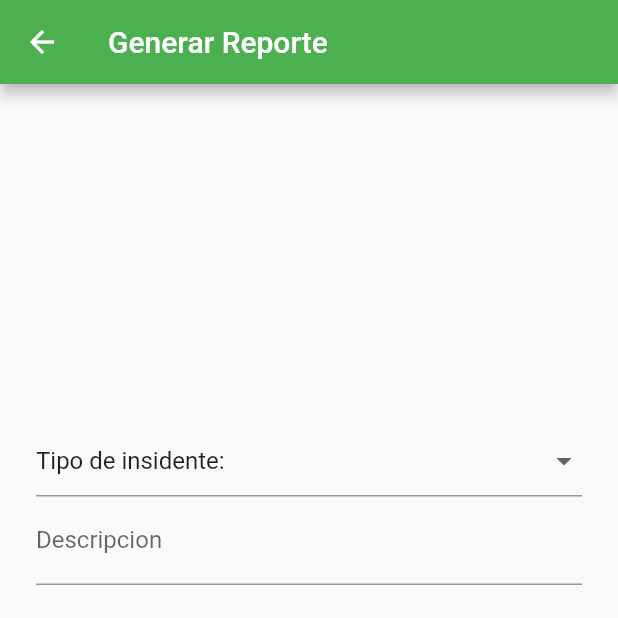
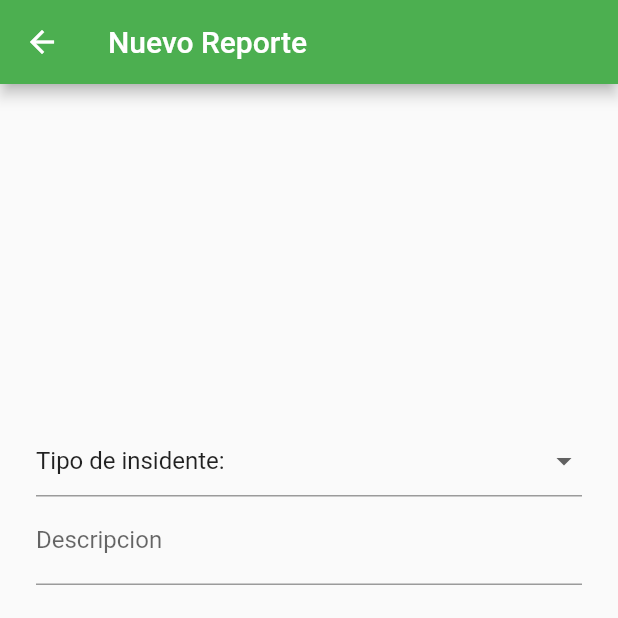
Before and after one commit to Pan-de-muerto/test, a Flutter app: the MakeReport screen opened directly, on a phone screen of 412 x 824 dp, the top half of it. Run offline on Flutter 3.47's test engine with Material 2 defaults, Android fonts, the light colour scheme and no system bars.

Commit message:
changed text

```diff
--- a/lib/makeReport.dart
+++ b/lib/makeReport.dart
@@ -14,7 +14,7 @@ class _MakeReportState extends State<MakeReport> {
   @override
   Widget build(BuildContext context) {
     return Scaffold(
-      appBar: AppBar(title: Text("Generar Reporte")),
+      appBar: AppBar(title: Text("Nuevo Reporte")),
       body: Container(
         margin: EdgeInsets.all(24),
         child: Form(
```
